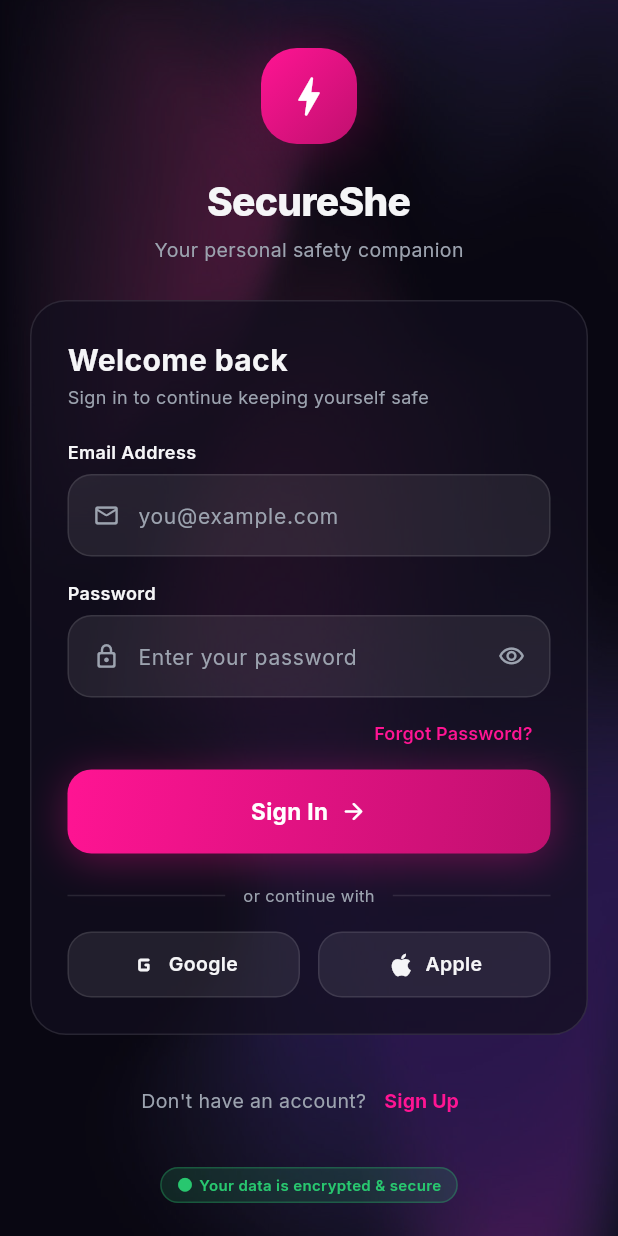
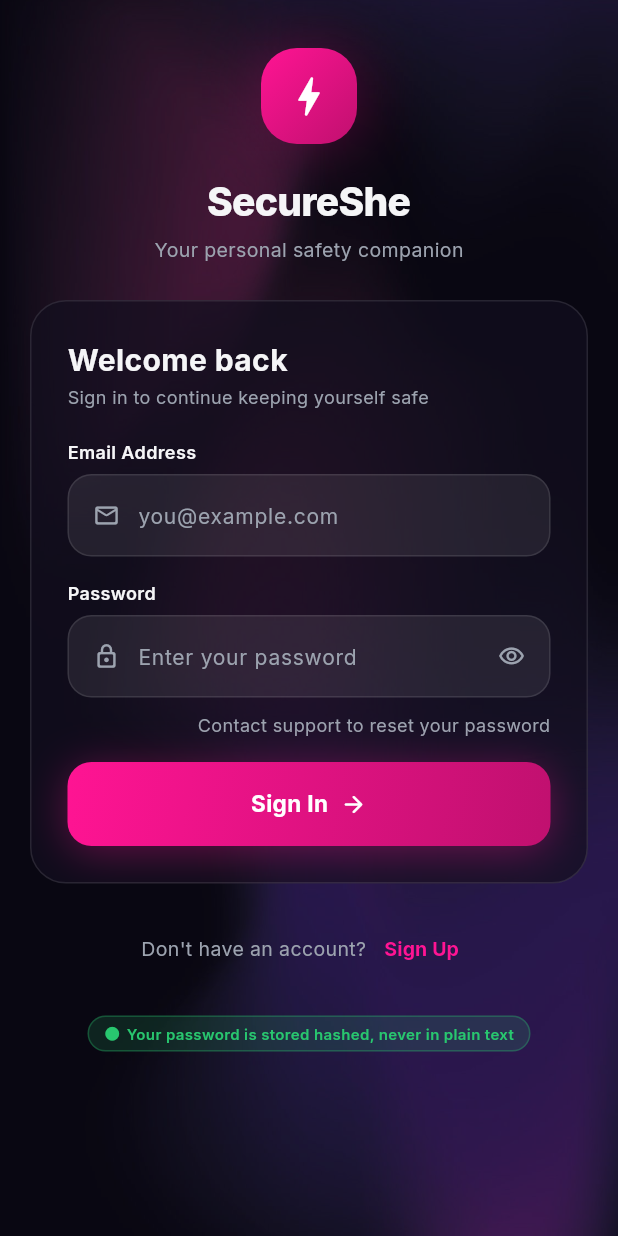
Before and after one commit to HariniB27/secureshe, a Flutter app: the screen it shows after launch, on a phone screen of 412 x 824 dp. Run offline on Flutter 3.47's test engine with Material 3 defaults, Android fonts, the phone set to English and light mode, and no system bars; our stand-ins replace connectivity_plus, flutter_map, flutter_secure_storage, geolocator, google_fonts, image_picker and 4 more; missing offline and left inert: record.

Commit message:
Honest UI: no dead buttons, true copy, one password minimum
- login: Google/Apple buttons and the fake "Forgot Password?" button removed
  (no email service exists); a plain "Contact support to reset your password"
  note replaces it; the "encrypted & secure" tag now says what is true today
- register and change-password share kMinPasswordLength (8), matching the server
- delete-account warning says on-chain fingerprints and IPFS files stay
- Profile "SOS Alerts" (a counter kept on this phone) is labelled "SOS Sent"
- CrimeSpot no longer expects the internal id the server stopped sending

Co-Authored-By: Claude Sonnet 5.5 <noreply@anthropic.com>

```diff
--- a/mobile/lib/screens/login_screen.dart
+++ b/mobile/lib/screens/login_screen.dart
@@ -18,6 +18,17 @@ class _LoginScreenState extends State<LoginScreen> {
   final _password = TextEditingController();
   bool _loading = false;
   String? _error;
+
+  @override
+  void initState() {
+    super.initState();
+    // Arrived here because the server ended the session: say so, once.
+    final auth = context.read<AuthState>();
+    if (auth.sessionExpired) {
+      _error = 'Your session expired. Please sign in again.';
+      auth.clearSessionNotice();
+    }
+  }
 
   @override
   void dispose() {
@@ -61,12 +72,6 @@ class _LoginScreenState extends State<LoginScreen> {
 
     if (!mounted) return;
     Navigator.of(context).pushNamedAndRemoveUntil('/home', (_) => false);
-  }
-
-  void _notAvailable(String what) {
-    ScaffoldMessenger.of(context).showSnackBar(
-      SnackBar(content: Text('$what isn\'t set up yet.')),
-    );
   }
 
   @override
@@ -122,14 +127,14 @@ class _LoginScreenState extends State<LoginScreen> {
                       onSubmitted: (_) => _login(),
                       autofillHints: const [AutofillHints.password],
                     ),
-                    Align(
-                      alignment: Alignment.centerRight,
-                      child: TextButton(
-                        onPressed: () => _notAvailable('Password reset'),
-                        child: const Text(
-                          'Forgot Password?',
-                          style: TextStyle(fontSize: 12, fontWeight: FontWeight.w600),
-                        ),
+                    // There is no email service yet, so there is no reset flow
+                    // to link to. Say so instead of showing a dead button.
+                    Padding(
+                      padding: const EdgeInsets.only(top: 10, bottom: 16),
+                      child: Text(
+                        'Contact support to reset your password',
+                        textAlign: TextAlign.right,
+                        style: TextStyle(fontSize: 12, color: c.mutedForeground),
                       ),
                     ),
                     if (_error != null) ...[
@@ -141,40 +146,6 @@ class _LoginScreenState extends State<LoginScreen> {
                       trailingIcon: Icons.arrow_forward_rounded,
                       loading: _loading,
                       onPressed: _login,
-                    ),
-                    const SizedBox(height: 20),
-                    Row(
-                      children: [
-                        Expanded(child: Divider(color: c.border)),
-                        Padding(
-                          padding: const EdgeInsets.symmetric(horizontal: 12),
-                          child: Text(
-                            'or continue with',
-                            style: TextStyle(fontSize: 11, color: c.mutedForeground),
-                          ),
-                        ),
-                        Expanded(child: Divider(color: c.border)),
-                      ],
-                    ),
-                    const SizedBox(height: 16),
-                    Row(
-                      children: [
-                        Expanded(
-                          child: _SocialButton(
-                            label: 'Google',
-                            icon: Icons.g_mobiledata_rounded,
-                            onTap: () => _notAvailable('Google sign-in'),
-                          ),
-                        ),
-                        const SizedBox(width: 12),
-                        Expanded(
-                          child: _SocialButton(
-                            label: 'Apple',
-                            icon: Icons.apple_rounded,
-                            onTap: () => _notAvailable('Apple sign-in'),
-                          ),
-                        ),
-                      ],
                     ),
                   ],
                 ),
@@ -199,7 +170,7 @@ class _LoginScreenState extends State<LoginScreen> {
                 ),
               ),
               const TagPill(
-                text: 'Your data is encrypted & secure',
+                text: 'Your password is stored hashed, never in plain text',
                 color: AppColors.success,
                 icon: Icons.circle,
                 fontSize: 10,
@@ -261,45 +232,3 @@ class _BrandHero extends StatelessWidget {
     );
   }
 }
-
-class _SocialButton extends StatelessWidget {
-  const _SocialButton({required this.label, required this.icon, required this.onTap});
-
-  final String label;
-  final IconData icon;
-  final VoidCallback onTap;
-
-  @override
-  Widget build(BuildContext context) {
-    final c = context.ss;
-    return Material(
-      color: c.input,
-      shape: RoundedRectangleBorder(
-        borderRadius: BorderRadius.circular(16),
-        side: BorderSide(color: c.border),
-      ),
-      child: InkWell(
-        borderRadius: BorderRadius.circular(16),
-        onTap: onTap,
-        child: Padding(
-          padding: const EdgeInsets.symmetric(vertical: 12),
-          child: Row(
-            mainAxisAlignment: MainAxisAlignment.center,
-            children: [
-              Icon(icon, size: 20, color: c.foreground),
-              const SizedBox(width: 6),
-              Text(
-                label,
-                style: TextStyle(
-                  fontSize: 13,
-                  fontWeight: FontWeight.w600,
-                  color: c.foreground,
-                ),
-              ),
-            ],
-          ),
-        ),
-      ),
-    );
-  }
-}
--- a/mobile/lib/screens/privacy_security_screen.dart
+++ b/mobile/lib/screens/privacy_security_screen.dart
@@ -12,6 +12,8 @@ import '../state/contacts_state.dart';
 import '../state/shell_controller.dart';
 import '../state/trip_state.dart';
 import '../theme.dart';
+import '../utils/json_utils.dart';
+import '../utils/validation.dart';
 import '../widgets/ss_components.dart';
 import '../widgets/ss_ui.dart';
 
@@ -61,9 +63,9 @@ class _PrivacySecurityScreenState extends State<PrivacySecurityScreen> {
     List<dynamic> reports = [];
     try {
       final response = await ApiService.myComplaints();
-      if (response.statusCode == 200) {
-        reports = (jsonDecode(response.body) as Map<String, dynamic>)['complaints'] as List;
-      }
+      final data = response.statusCode == 200 ? tryDecodeMap(response.body) : null;
+      final list = data?['complaints'];
+      if (list is List) reports = list;
     } catch (_) {}
 
     final export = {
@@ -246,7 +248,7 @@ class _PrivacySecurityScreenState extends State<PrivacySecurityScreen> {
               icon: Icons.key_rounded,
               color: AppColors.primary,
               label: 'Change Password',
-              description: 'At least 8 characters',
+              description: 'At least $kMinPasswordLength characters',
               onTap: _changePassword,
             ),
             _ToggleRow(
@@ -584,7 +586,9 @@ class _ChangePasswordSheetState extends State<_ChangePasswordSheet> {
   }
 
   bool get _valid =>
-      _current.text.isNotEmpty && _next.text.length >= 8 && _next.text == _confirm.text;
+      _current.text.isNotEmpty &&
+      _next.text.length >= kMinPasswordLength &&
+      _next.text == _confirm.text;
 
   Future<void> _save() async {
     setState(() {
@@ -769,8 +773,9 @@ class _DeleteAccountSheetState extends State<_DeleteAccountSheet> {
             style: TextStyle(fontSize: 13, height: 1.5, color: c.mutedForeground),
             children: const [
               TextSpan(
-                text: 'This permanently erases your profile, reports and trusted circle. '
-                    'Fingerprints already written to the blockchain stay there. This ',
+                text: 'This permanently erases your profile, reports and trusted circle '
+                    'from our database. Evidence fingerprints already written to the '
+                    'blockchain, and files already pinned to IPFS, cannot be deleted. This ',
               ),
               TextSpan(
                 text: 'cannot be undone.',
--- a/mobile/lib/screens/profile_screen.dart
+++ b/mobile/lib/screens/profile_screen.dart
@@ -1,10 +1,10 @@
-import 'dart:convert';
 
 import 'package:flutter/material.dart';
 import 'package:provider/provider.dart';
 import 'package:url_launcher/url_launcher.dart';
 
 import '../services/api_service.dart';
+import '../utils/json_utils.dart';
 import '../state/app_prefs.dart';
 import '../state/auth_state.dart';
 import '../state/contacts_state.dart';
@@ -51,8 +51,8 @@ class _ProfileScreenState extends State<ProfileScreen> {
     try {
       final response = await ApiService.myComplaints();
       if (response.statusCode != 200 || !mounted) return;
-      final data = jsonDecode(response.body) as Map<String, dynamic>;
-      setState(() => _reportCount = (data['complaints'] as List).length);
+      final list = tryDecodeMap(response.body)?['complaints'];
+      if (list is List) setState(() => _reportCount = list.length);
     } catch (_) {}
   }
 
@@ -256,7 +256,7 @@ class _ProfileScreenState extends State<ProfileScreen> {
                     ),
                     _Stat(
                       value: '${prefs.sosAlerts}',
-                      label: 'SOS Alerts',
+                      label: 'SOS Sent',
                       color: c.warning,
                     ),
                   ],
--- a/mobile/lib/services/safety_api_service.dart
+++ b/mobile/lib/services/safety_api_service.dart
@@ -6,14 +6,12 @@ import 'package:latlong2/latlong.dart';
 import '../config.dart';
 
 class CrimeSpot {
-  final int id;
   final double latitude;
   final double longitude;
   final double distanceKm;
   final double weight;
 
   CrimeSpot({
-    required this.id,
     required this.latitude,
     required this.longitude,
     required this.distanceKm,
@@ -22,7 +20,6 @@ class CrimeSpot {
 
   factory CrimeSpot.fromJson(Map<String, dynamic> json) {
     return CrimeSpot(
-      id: (json['id'] as num).toInt(),
       latitude: (json['lat'] as num).toDouble(),
       longitude: (json['lng'] as num).toDouble(),
       distanceKm: (json['distance_km'] as num).toDouble(),
```
Also changed, not shown: mobile/lib/screens/register_screen.dart (+23 -21 lines).
